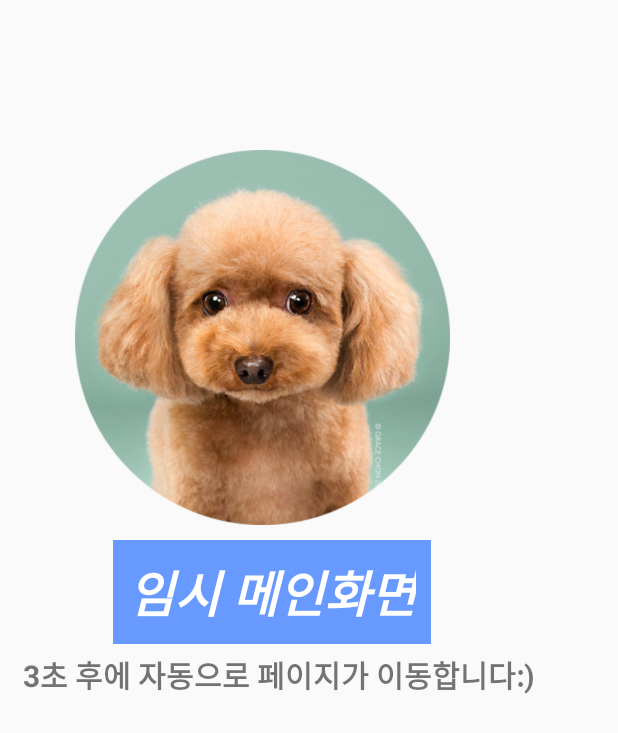
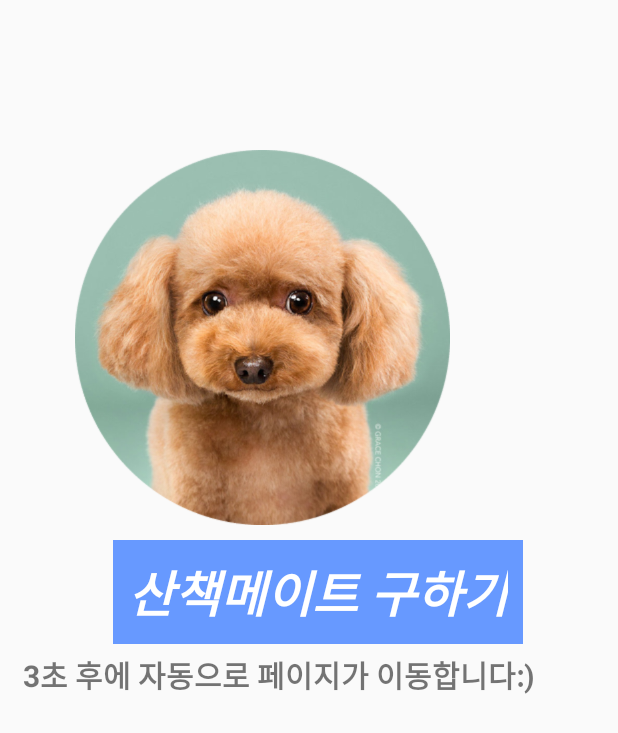
Before and after one commit to whale22/capstone4-2project, an Android app: the intro screen opened directly, with no data from a screen before it, on a phone screen of 412 x 824 dp. Shown: the top 733 px of the screen. Run offline under Robolectric (Android 15) with nearby library versions, the phone set to English and light mode, and no system bars.

Commit message:
인트로 문구 수정

```diff
--- a/app/src/main/res/layout/activity_intro.xml
+++ b/app/src/main/res/layout/activity_intro.xml
@@ -17,15 +17,14 @@
     <TextView
         android:layout_width="wrap_content"
         android:layout_height="wrap_content"
-        android:text="임시 메인화면"
-        android:textStyle="bold|italic"
-        android:textSize="15pt"
+        android:layout_marginLeft="75dp"
+        android:layout_marginTop="10dp"
         android:background="#6799FF"
         android:padding="10dp"
+        android:text="산책메이트 구하기"
         android:textColor="#FFFFFF"
-        android:layout_marginTop="10dp"
-        android:layout_marginLeft="75dp"
-        />
+        android:textSize="15pt"
+        android:textStyle="bold|italic" />
     <TextView
         android:layout_width="wrap_content"
         android:layout_height="wrap_content"
```
